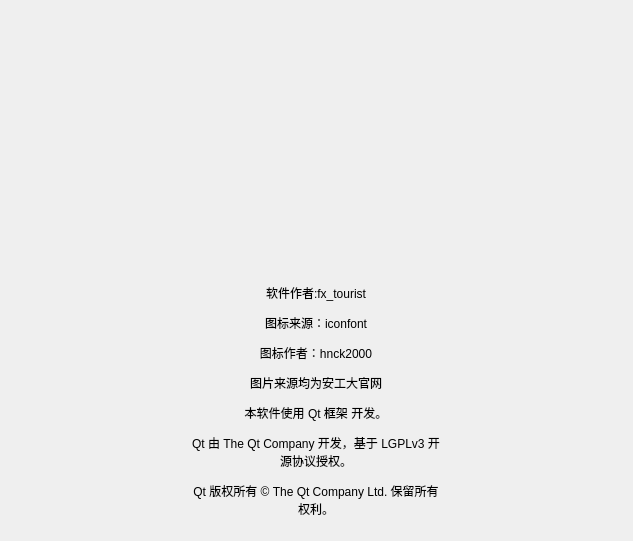
Old version of the form ui_src/appInfo.ui in the repository fx-tourist/ahutTool.
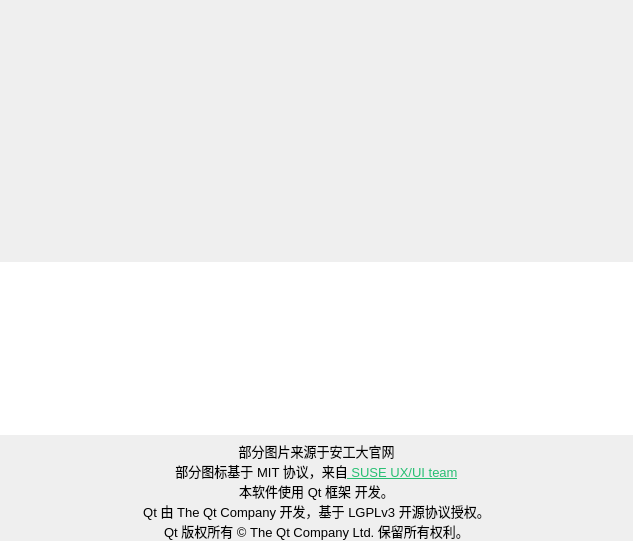
New version of the form.

What changed in the file:
```diff
--- a/ui_src/appInfo.ui
+++ b/ui_src/appInfo.ui
@@ -10,6 +10,12 @@
     <height>541</height>
    </rect>
   </property>
+  <property name="sizePolicy">
+   <sizepolicy hsizetype="Ignored" vsizetype="Ignored">
+    <horstretch>0</horstretch>
+    <verstretch>0</verstretch>
+   </sizepolicy>
+  </property>
   <property name="windowTitle">
    <string>appInfo</string>
   </property>
@@ -27,8 +33,37 @@
     <number>0</number>
    </property>
    <item row="0" column="0">
+    <spacer name="horizontalSpacer">
+     <property name="orientation">
+      <enum>Qt::Orientation::Horizontal</enum>
+     </property>
+     <property name="sizeHint" stdset="0">
+      <size>
+       <width>0</width>
+       <height>0</height>
+      </size>
+     </property>
+    </spacer>
+   </item>
+   <item row="0" column="2">
+    <spacer name="horizontalSpacer_2">
+     <property name="orientation">
+      <enum>Qt::Orientation::Horizontal</enum>
+     </property>
+     <property name="sizeType">
+      <enum>QSizePolicy::Policy::Expanding</enum>
+     </property>
+     <property name="sizeHint" stdset="0">
+      <size>
+       <width>0</width>
+       <height>0</height>
+      </size>
+     </property>
+    </spacer>
+   </item>
+   <item row="0" column="1">
     <widget class="QLabel" name="icon">
-     <property name="maximumSize">
+     <property name="minimumSize">
       <size>
        <width>256</width>
        <height>256</height>
@@ -43,32 +78,56 @@
      <property name="text">
       <string/>
      </property>
-     <property name="scaledContents">
-      <bool>true</bool>
-     </property>
-     <property name="alignment">
-      <set>Qt::AlignmentFlag::AlignCenter</set>
-     </property>
-     <property name="wordWrap">
-      <bool>true</bool>
-     </property>
     </widget>
    </item>
-   <item row="1" column="0">
-    <widget class="QLabel" name="label_2">
+   <item row="2" column="0" colspan="3">
+    <widget class="QLabel" name="label">
      <property name="sizePolicy">
       <sizepolicy hsizetype="Ignored" vsizetype="Ignored">
        <horstretch>0</horstretch>
        <verstretch>0</verstretch>
       </sizepolicy>
      </property>
+     <property name="maximumSize">
+      <size>
+       <width>16777209</width>
+       <height>16777215</height>
+      </size>
+     </property>
+     <property name="font">
+      <font>
+       <pointsize>10</pointsize>
+       <bold>false</bold>
+       <kerning>true</kerning>
+       <hintingpreference>PreferFullHinting</hintingpreference>
+      </font>
+     </property>
+     <property name="lineWidth">
+      <number>0</number>
+     </property>
+     <property name="midLineWidth">
+      <number>0</number>
+     </property>
      <property name="text">
-      <string>&lt;html&gt;&lt;head/&gt;&lt;body&gt;&lt;p&gt;软件作者:fx_tourist&lt;/p&gt;&lt;p&gt;图标来源：iconfont&lt;/p&gt;&lt;p&gt;图标作者：hnck2000&lt;/p&gt;&lt;p&gt;图片来源均为安工大官网&lt;/p&gt;&lt;p&gt;本软件使用 Qt 框架 开发。&lt;/p&gt;&lt;p&gt;Qt 由 The Qt Company 开发，基于 LGPLv3 开源协议授权。&lt;/p&gt;&lt;p&gt;Qt 版权所有 © The Qt Company Ltd. 保留所有权利。&lt;/p&gt;&lt;/body&gt;&lt;/html&gt;</string>
+      <string>&lt;html&gt;&lt;head/&gt;&lt;body&gt;&lt;p&gt;部分图片来源于安工大官网&lt;br/&gt;部分图标基于 MIT 协议，来自&lt;a href=&quot;https://gitlab.com/SUSE-UIUX/eos-icons&quot;&gt;&lt;span style=&quot; text-decoration: underline; color:#27bf73;&quot;&gt; SUSE UX/UI team&lt;/span&gt;&lt;/a&gt;&lt;br/&gt;本软件使用 Qt 框架 开发。&lt;br/&gt;Qt 由 The Qt Company 开发，基于 LGPLv3 开源协议授权。&lt;br/&gt;Qt 版权所有 © The Qt Company Ltd. 保留所有权利。&lt;/p&gt;&lt;/body&gt;&lt;/html&gt;</string>
      </property>
      <property name="alignment">
       <set>Qt::AlignmentFlag::AlignCenter</set>
      </property>
      <property name="wordWrap">
+      <bool>true</bool>
+     </property>
+     <property name="openExternalLinks">
+      <bool>true</bool>
+     </property>
+    </widget>
+   </item>
+   <item row="1" column="0" colspan="3">
+    <widget class="QTextBrowser" name="appInfoMessage">
+     <property name="styleSheet">
+      <string notr="true">QTextBrowser { border: none; }</string>
+     </property>
+     <property name="openExternalLinks">
       <bool>true</bool>
      </property>
     </widget>
```
Left out of the diff: 6 changed lines with no effect on the pictures.
